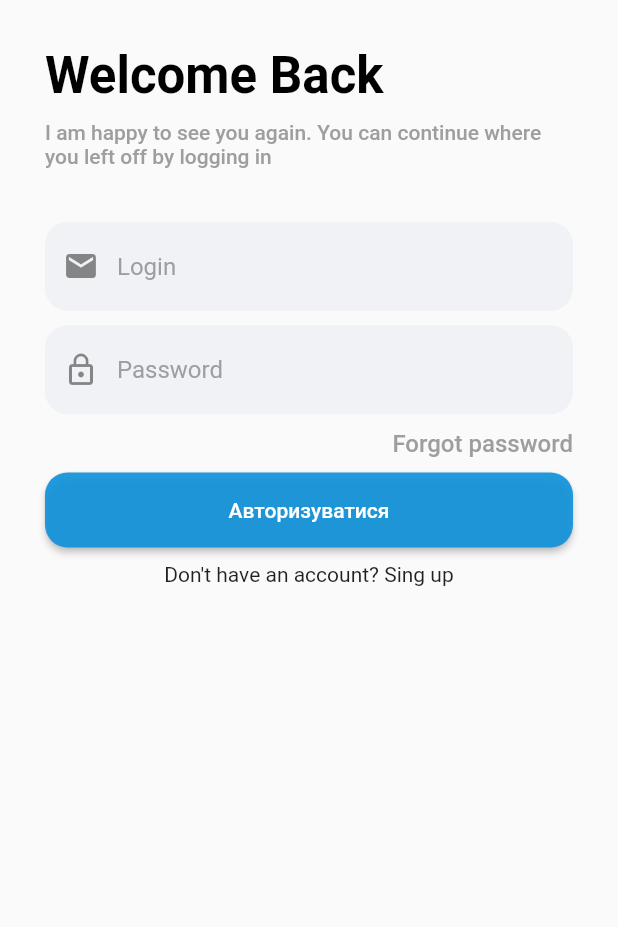
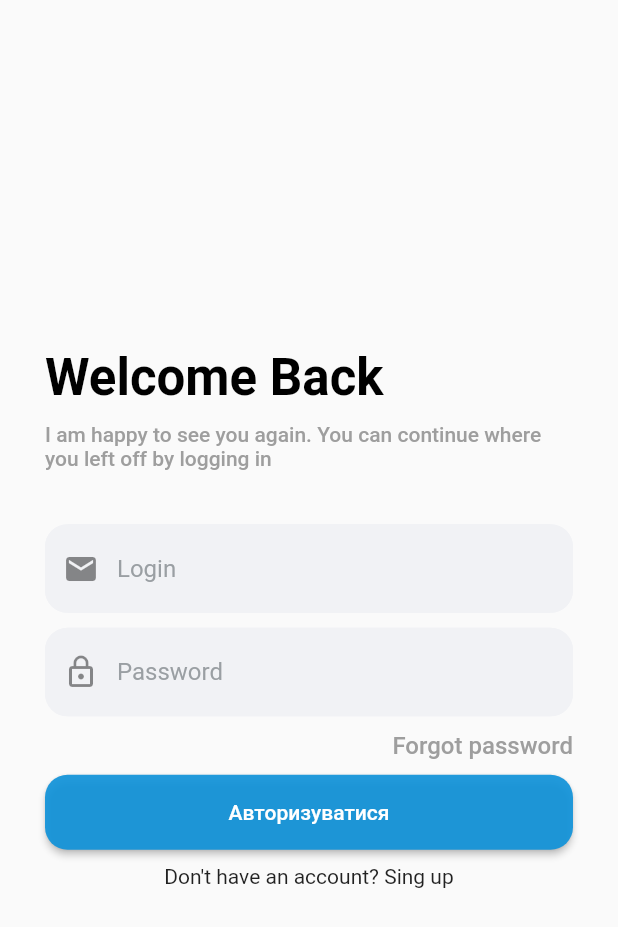
Before and after one commit to Volodya132/medapp, a Flutter app: the screen it shows after launch, on a phone screen of 412 x 824 dp. Shown: the top 927 px of the screen. Run offline on Flutter 3.47's test engine with Material 2 defaults, Android fonts, the phone set to English and light mode, and no system bars; our stand-ins replace adaptive_theme, dio, file_picker, firebase_core, firebase_storage and 2 more; missing offline and left inert: dart:ffi, finger_painter; accounts and stored records are empty; generated files the repository leaves out were written again; statements that could not run were skipped.

Commit message:
refactoring theme

```diff
--- a/lib/ui/helper/buttonConstants.dart
+++ b/lib/ui/helper/buttonConstants.dart
@@ -1,9 +1 @@
 import 'package:flutter/material.dart';
-
-var styleForCommonButton = ElevatedButton.styleFrom(
-  backgroundColor: const Color(0xea0f92d9),
-  minimumSize: const Size.fromHeight(50),
-  shape: RoundedRectangleBorder(
-  borderRadius: BorderRadius.circular(15), // <-- Radius
-  ),
-);
--- /dev/null
+++ b/lib/ui/helper/theme.dart
@@ -0,0 +1,39 @@
+import 'package:flutter/material.dart';
+import 'package:flutter/services.dart';
+
+const COLOR_PRIMARY = Colors.orange;
+final COLOR_ACCENT = Color(0xea0f92d9);
+
+final kLightTheme = ThemeData.light().copyWith(
+
+    appBarTheme: const AppBarTheme(
+      systemOverlayStyle: SystemUiOverlayStyle(
+        // Status bar color
+        statusBarColor: Colors.red,
+        // Status bar brightness (optional)
+        statusBarIconBrightness: Brightness.dark, // For Android (dark icons)
+        statusBarBrightness: Brightness.light, // For iOS (dark icons)
+      ),
+    ),
+    elevatedButtonTheme: ElevatedButtonThemeData(
+      style: ElevatedButton.styleFrom(
+        backgroundColor: COLOR_ACCENT,
+        minimumSize: const Size.fromHeight(50),
+        shape: RoundedRectangleBorder(
+          borderRadius: BorderRadius.circular(15), // <-- Radius
+        ),)
+    )
+);
+
+final kDarkTheme = ThemeData.dark().copyWith(
+  appBarTheme: AppBarTheme(
+    systemOverlayStyle: SystemUiOverlayStyle(
+      // Status bar color
+      statusBarColor: Colors.red,
+      // Status bar brightness (optional)
+      statusBarIconBrightness: Brightness.dark, // For Android (dark icons)
+      statusBarBrightness: Brightness.light, // For iOS (dark icons)
+    ),
+  ),
+
+);
--- a/lib/ui/pages/add_injury.dart
+++ b/lib/ui/pages/add_injury.dart
@@ -284,7 +284,6 @@ class RegButtonWidget extends StatelessWidget {
         .of(context)
         .Add);
     return ElevatedButton(
-      style: styleForCommonButton,
       onPressed: () => onPressed?.call(context),
       child: child,
     );
--- a/lib/ui/pages/add_injurySnapshot.dart
+++ b/lib/ui/pages/add_injurySnapshot.dart
@@ -283,7 +283,6 @@ class _AddButtonWidget extends StatelessWidget {
         .of(context)
         .Add);
     return ElevatedButton(
-      style: styleForCommonButton,
       onPressed: () => onPressed?.call(context),
       child: child,
     );
@@ -323,7 +322,6 @@ class _PickImagesButtonWidget extends StatelessWidget {
     final model = context.read<_ViewModel>();
 
     return ElevatedButton(
-      style: styleForCommonButton,
       onPressed: model.onPickImagesButtonPressed,
       child: Text("${S
           .of(context)
--- a/lib/ui/pages/add_patient.dart
+++ b/lib/ui/pages/add_patient.dart
@@ -329,7 +329,6 @@ class RegButtonWidget extends StatelessWidget {
         .of(context)
         .Add);
     return ElevatedButton(
-      style:  styleForCommonButton,
       onPressed: () => onPressed?.call(context),
       child: child,
     );
--- a/lib/ui/pages/auth_page.dart
+++ b/lib/ui/pages/auth_page.dart
@@ -100,7 +100,7 @@ class AuthWidget extends StatelessWidget {
       body: Padding(
         padding: const EdgeInsets.all(30.0),
         child: Column(
-          mainAxisSize: MainAxisSize.min,
+          mainAxisAlignment: MainAxisAlignment.center,
           children: const [
             _WelcomeWidget(),
             SizedBox(height: 10),
@@ -226,7 +226,7 @@ class AuthButtonWidget extends StatelessWidget {
         ? const CircularProgressIndicator()
         : const Text('Авторизуватися');
     return ElevatedButton(
-      style:  styleForCommonButton,
+      //style:  styleForCommonButton,
       onPressed: () => onPressed?.call(context),
       child: child,
     );
--- a/lib/ui/pages/my_app.dart
+++ b/lib/ui/pages/my_app.dart
@@ -1,6 +1,8 @@
 
+import 'package:adaptive_theme/adaptive_theme.dart';
 import 'package:flutter/material.dart';
 import 'package:flutter_localizations/flutter_localizations.dart';
+import 'package:medapp/ui/helper/theme.dart';
 import 'package:medapp/ui/pages/add_injury.dart';
 import 'package:medapp/ui/pages/add_injurySnapshot.dart';
 import 'package:medapp/ui/pages/auth_page.dart';
@@ -24,7 +26,13 @@ class MyApp extends StatelessWidget {
 
   @override
   Widget build(BuildContext context) {
-    return MaterialApp(
+    return AdaptiveTheme(
+      light: kLightTheme,
+      dark: kDarkTheme,
+      initial: AdaptiveThemeMode.light,
+      builder: (theme, darkTheme) => MaterialApp(
+        theme: theme,
+        darkTheme: darkTheme,
         debugShowCheckedModeBanner: false,
         localizationsDelegates: const [
           S.delegate,
@@ -123,11 +131,8 @@ class MyApp extends StatelessWidget {
           }
         },
 
-
-      theme: ThemeData(
-        primarySwatch: Colors.blue,
+        home: LoaderWidget.create(),
       ),
-      home: LoaderWidget.create(),
     );
   }
 }
--- a/lib/ui/pages/patients_page.dart
+++ b/lib/ui/pages/patients_page.dart
@@ -210,7 +210,7 @@ class _AddPatientWidget extends StatelessWidget {
   Widget build(BuildContext context) {
     final viewModel = context.read<_ViewModel>();
     return ElevatedButton(
-      style:  styleForCommonButton,
+
       onPressed: viewModel.onAddPatientButtonPressed,
       child: Row (
         crossAxisAlignment: CrossAxisAlignment.center,
@@ -233,7 +233,7 @@ class _MenuWidget extends StatelessWidget {
   @override
   Widget build(BuildContext context) {
     final viewModel = context.read<_ViewModel>();
-    return ElevatedButton(
+    return FloatingActionButton(
       onPressed: () => viewModel.onLogoutPressed(context),
       child: const Text('Вихід'),
     );
--- a/lib/ui/pages/register_page.dart
+++ b/lib/ui/pages/register_page.dart
@@ -216,7 +216,6 @@ class RegButtonWidget extends StatelessWidget {
         ? const CircularProgressIndicator()
         : const Text('Реєстрація');
     return ElevatedButton(
-      style:  styleForCommonButton,
       onPressed: () => onPressed?.call(context),
       child: child,
     );
--- a/pubspec.yaml
+++ b/pubspec.yaml
@@ -46,6 +46,7 @@ dependencies:
   firebase_storage: ^11.2.1
   path_provider: ^2.0.15
   dio: ^5.1.2
+  adaptive_theme: ^3.2.1
 
 dev_dependencies:
 
```
Also changed, not shown: lib/l10n/intl_en.arb (+6 -6 lines), lib/l10n/intl_uk_UA.arb (+10 -2 lines), lib/ui/pages/injureSnapshot_PaintMask_page.dart (+32 -48 lines), lib/generated/intl/messages_en.dart, lib/generated/intl/messages_uk_UA.dart, lib/generated/l10n.dart, pubspec.lock. Lines whose indentation alone changed are shown as unchanged.
